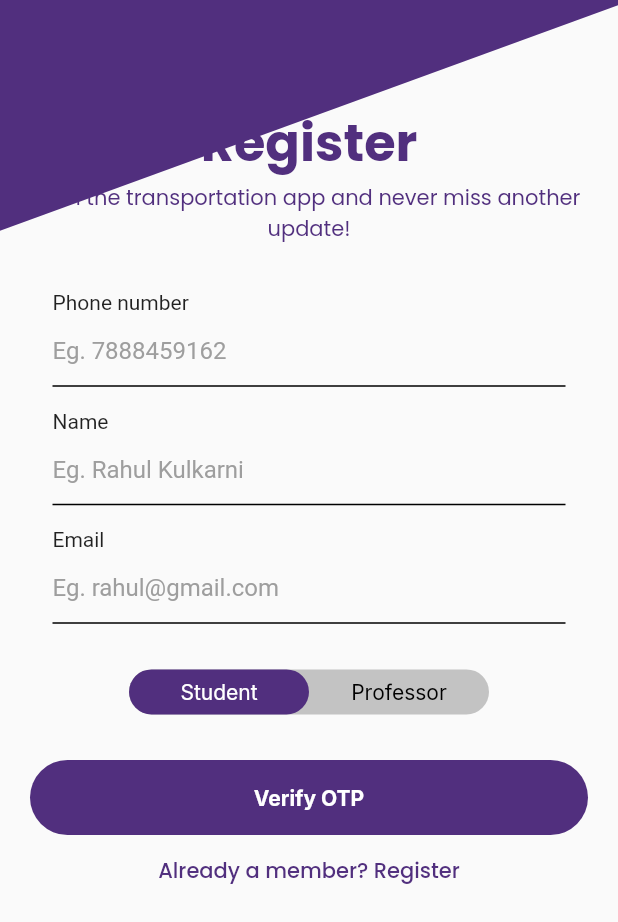
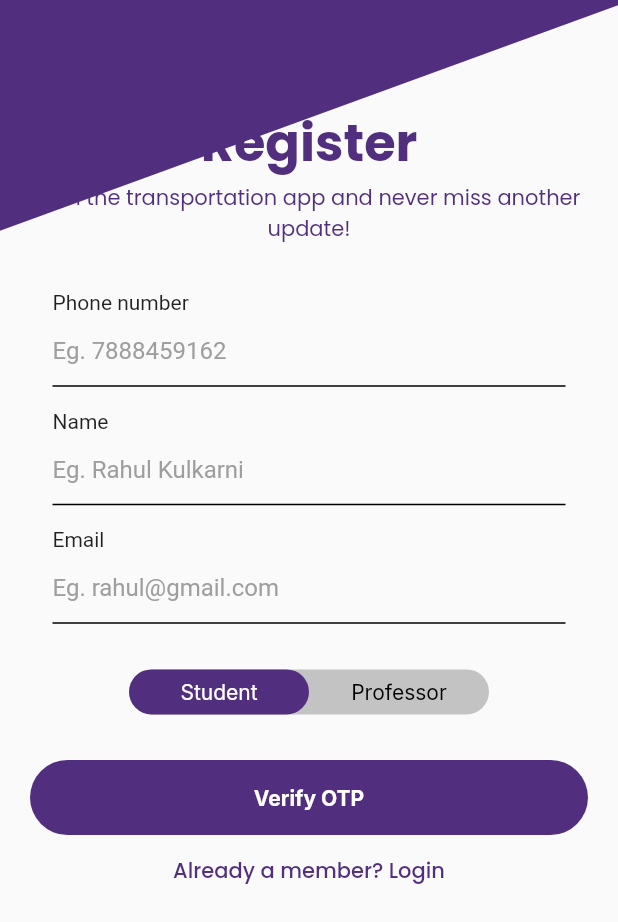
Before and after one commit to Contro1-cs/MIT-Bus-App, a Flutter app: the RegisterPage screen opened directly, on a phone screen of 412 x 824 dp, the part 314-1236 px from its top. Run offline on Flutter 3.47's test engine with Material 2 defaults, Android fonts, the phone set to English and light mode, and no system bars; our stand-ins replace carousel_slider, flutter_svg, google_fonts.

Commit message:
minor change

```diff
--- a/lib/pages/user onborading/register_page.dart
+++ b/lib/pages/user onborading/register_page.dart
@@ -285,7 +285,7 @@ class _RegisterPageState extends State<RegisterPage> {
                             MaterialPageRoute(
                                 builder: (context) => const RegisterPage())),
                         child: Text(
-                          "Already a member? Register",
+                          "Already a member? Login",
                           style: GoogleFonts.poppins(
                             textStyle: TextStyle(
                               color: purple,
```
